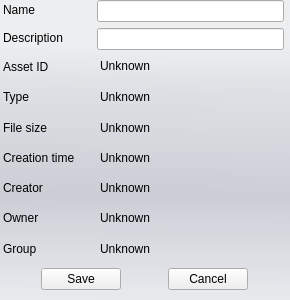
This is bin/data/ui/itemproperties.ui in realXtend/tundra as Qt 5 draws it before an edit. The edited form follows.
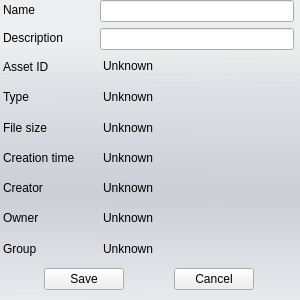
This is the edited form.

What changed in the file:
```diff
--- a/bin/data/ui/itemproperties.ui
+++ b/bin/data/ui/itemproperties.ui
@@ -12,13 +12,13 @@
    <rect>
     <x>0</x>
     <y>0</y>
-    <width>290</width>
+    <width>300</width>
     <height>300</height>
    </rect>
   </property>
   <property name="maximumSize">
    <size>
-    <width>290</width>
+    <width>300</width>
     <height>300</height>
    </size>
   </property>
```
